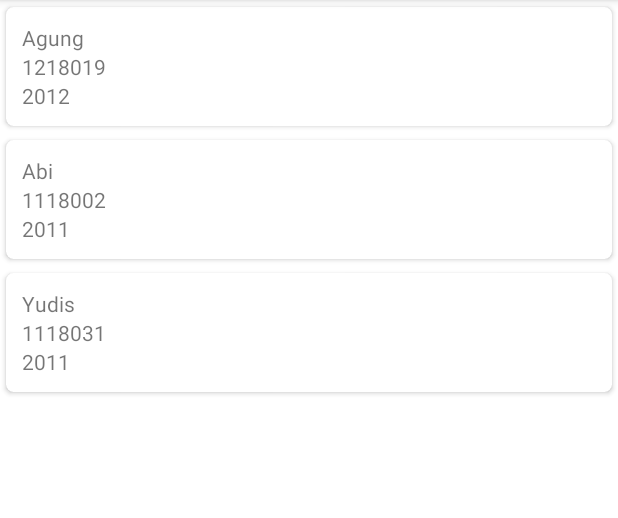
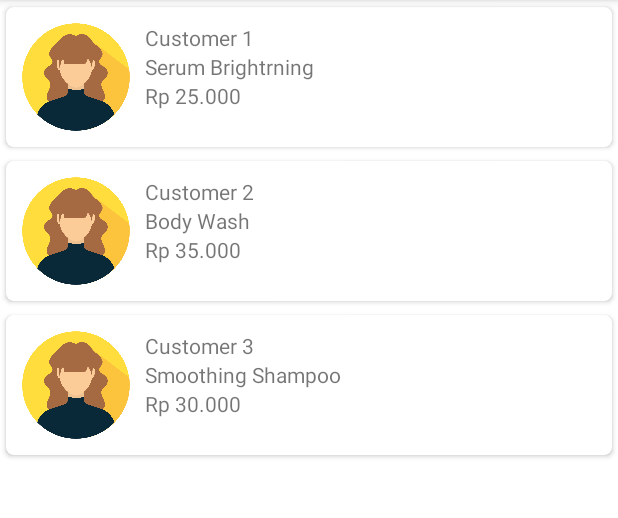
Before and after one commit to lolanovika/tugas4-1918132-Lola, an Android app: the screen it shows after launch (MainActivity), on a phone screen of 412 x 824 dp, the part 84-602 px from its top. Run offline under Robolectric (Android 15) with nearby library versions, the phone set to English and light mode, and no system bars; our stand-ins replace CircleImageView.

Commit message:
first commit

```diff
--- a/app/build.gradle
+++ b/app/build.gradle
@@ -37,5 +37,7 @@ dependencies {
     testImplementation 'junit:junit:4.+'
     androidTestImplementation 'androidx.test.ext:junit:1.1.3'
     androidTestImplementation 'androidx.test.espresso:espresso-core:3.4.0'
+    implementation 'androidx.recyclerview:recyclerview:1.0.0'
+    implementation 'de.hdodenhof:circleimageview:3.1.0'
 
 }
--- a/app/src/main/java/com/example/recycleview/MainActivity.java
+++ b/app/src/main/java/com/example/recycleview/MainActivity.java
@@ -17,21 +17,19 @@ public class MainActivity extends AppCompatActivity {
         super.onCreate(savedInstanceState);
         setContentView(R.layout.activity_main);
         addData();
-        recyclerView =
-                (RecyclerView)findViewById(R.id.recycleview);
+        recyclerView = (RecyclerView)findViewById(R.id.recycleview);
         adapter = new mahasiswaadapter(mahasiswaArrayList);
-        RecyclerView.LayoutManager layoutManager = new
-                LinearLayoutManager(MainActivity.this);
+        RecyclerView.LayoutManager layoutManager = new LinearLayoutManager(MainActivity.this);
         recyclerView.setLayoutManager(layoutManager);
         recyclerView.setAdapter(adapter);
     }
     private void addData() {
         mahasiswaArrayList = new ArrayList<>();
-        mahasiswaArrayList.add(new mahasiswa("Agung", "1218019",
-                "2012"));
-        mahasiswaArrayList.add(new mahasiswa("Abi", "1118002",
-                "2011"));
-        mahasiswaArrayList.add(new mahasiswa("Yudis", "1118031",
-                "2011"));
+        mahasiswaArrayList.add(new mahasiswa("Customer 1", "Serum Brightrning",
+                "Rp 25.000",R.drawable.ic_1));
+        mahasiswaArrayList.add(new mahasiswa("Customer 2", "Body Wash",
+                "Rp 35.000",R.drawable.ic_2));
+        mahasiswaArrayList.add(new mahasiswa("Customer 3", "Smoothing Shampoo",
+                "Rp 30.000",R.drawable.ic_3));
     }
 }
--- a/app/src/main/java/com/example/recycleview/mahasiswa.java
+++ b/app/src/main/java/com/example/recycleview/mahasiswa.java
@@ -1,11 +1,23 @@
 package com.example.recycleview;
+
+import android.graphics.drawable.Drawable;
 
 public class mahasiswa {
     private String nama,nim,angkatan;
-    public mahasiswa(String nama, String nim, String angkatan){
+    public int gambar;
+    public mahasiswa(String nama, String nim, String angkatan,int gambar){
         this.nama = nama;
         this.nim = nim;
         this.angkatan = angkatan;
+        this.gambar = gambar;
+    }
+    public int getGambar()
+    {
+        return gambar;
+    }
+    public void setGambar(int gambar)
+    {
+        this.gambar = gambar;
     }
     public String getNama(){
         return nama;
--- a/app/src/main/java/com/example/recycleview/mahasiswaadapter.java
+++ b/app/src/main/java/com/example/recycleview/mahasiswaadapter.java
@@ -9,6 +9,8 @@ import androidx.annotation.NonNull;
 import androidx.recyclerview.widget.RecyclerView;
 
 import java.util.ArrayList;
+
+import de.hdodenhof.circleimageview.CircleImageView;
 
 public class mahasiswaadapter extends
         RecyclerView.Adapter<mahasiswaadapter.MahasiswaViewHolder>{
@@ -37,17 +39,15 @@ public class mahasiswaadapter extends
     public int getItemCount() {
         return (dataList != null) ? dataList.size() : 0;
     }
-    public class MahasiswaViewHolder extends
-            RecyclerView.ViewHolder{
+    public class MahasiswaViewHolder extends RecyclerView.ViewHolder{
         private TextView txtNama, txtNim, txtAngkatan;
+        private CircleImageView profile_image;
         public MahasiswaViewHolder(View itemView) {
             super(itemView);
-            txtNama = (TextView)
-                    itemView.findViewById(R.id.txt_nama);
-            txtNim = (TextView)
-                    itemView.findViewById(R.id.txt_nim);
-            txtAngkatan = (TextView)
-                    itemView.findViewById(R.id.txt_angkatan);
+            profile_image= (CircleImageView) itemView.findViewById(R.id.gambar);
+            txtNama = (TextView) itemView.findViewById(R.id.tv_nama);
+            txtNim = (TextView) itemView.findViewById(R.id.tv_nim);
+            txtAngkatan = (TextView) itemView.findViewById(R.id.tv_angkatan);
         }
     }
 }
--- a/app/src/main/res/layout/activity_main.xml
+++ b/app/src/main/res/layout/activity_main.xml
@@ -8,6 +8,7 @@
     tools:context=".MainActivity">
     <androidx.recyclerview.widget.RecyclerView
         android:id="@+id/recycleview"
+        android:scrollbars="vertical"
         android:layout_width="match_parent"
         android:layout_height="match_parent"/>
 </LinearLayout>
--- a/app/src/main/res/layout/item_mahasiswa.xml
+++ b/app/src/main/res/layout/item_mahasiswa.xml
@@ -1,29 +1,49 @@
 <?xml version="1.0" encoding="utf-8"?>
-<androidx.cardview.widget.CardView
-    xmlns:android="http://schemas.android.com/apk/res/android"
+<androidx.cardview.widget.CardView xmlns:android="http://schemas.android.com/apk/res/android"
     xmlns:app="http://schemas.android.com/apk/res-auto"
     android:layout_width="match_parent"
     android:layout_height="wrap_content"
+    xmlns:tools="http://schemas.android.com/tools"
     android:elevation="3dp"
     app:cardCornerRadius="5dp"
     app:cardUseCompatPadding="true">
-    <LinearLayout
+    <RelativeLayout
         android:layout_width="match_parent"
         android:layout_height="wrap_content"
         android:orientation="vertical"
         android:padding="5dp"
         android:layout_margin="5dp">
+
+        <de.hdodenhof.circleimageview.CircleImageView
+            android:id="@+id/gambar"
+            android:layout_width="72dp"
+            android:layout_height="72dp"
+            android:src="@drawable/ic_3"
+            app:layout_constraintStart_toStartOf="parent"
+            app:layout_constraintTop_toTopOf="parent" />
+
         <TextView
-            android:layout_width="match_parent"
+            android:id="@+id/tv_nama"
+            android:layout_width="wrap_content"
             android:layout_height="wrap_content"
-            android:id="@+id/txt_nama"/>
+            android:layout_marginLeft="10dp"
+            android:layout_toEndOf="@+id/gambar"
+            tools:text="Nama" />
         <TextView
-            android:layout_width="match_parent"
+            android:id="@+id/tv_nim"
+            android:layout_width="wrap_content"
             android:layout_height="wrap_content"
-            android:id="@+id/txt_nim"/>
+            android:layout_below="@+id/tv_nama"
+            android:layout_marginLeft="10dp"
+            android:layout_toEndOf="@+id/gambar"
+            tools:text="Nim" />
         <TextView
-            android:layout_width="match_parent"
+            android:id="@+id/tv_angkatan"
+            android:layout_width="wrap_content"
             android:layout_height="wrap_content"
-            android:id="@+id/txt_angkatan"/>
-    </LinearLayout>
+            android:layout_below="@id/tv_nim"
+            android:layout_marginLeft="10dp"
+            android:layout_toEndOf="@+id/gambar"
+            tools:text="Angkatan" />
+    </RelativeLayout>
 </androidx.cardview.widget.CardView>
--- a/build.gradle
+++ b/build.gradle
@@ -6,7 +6,6 @@ buildscript {
     }
     dependencies {
         classpath "com.android.tools.build:gradle:7.0.2"
-
         // NOTE: Do not place your application dependencies here; they belong
         // in the individual module build.gradle files
     }
```
Also changed, not shown: app/src/main/res/drawable/ic_1.png (added), app/src/main/res/drawable/ic_2.png (added), app/src/main/res/drawable/ic_3.png (added).
